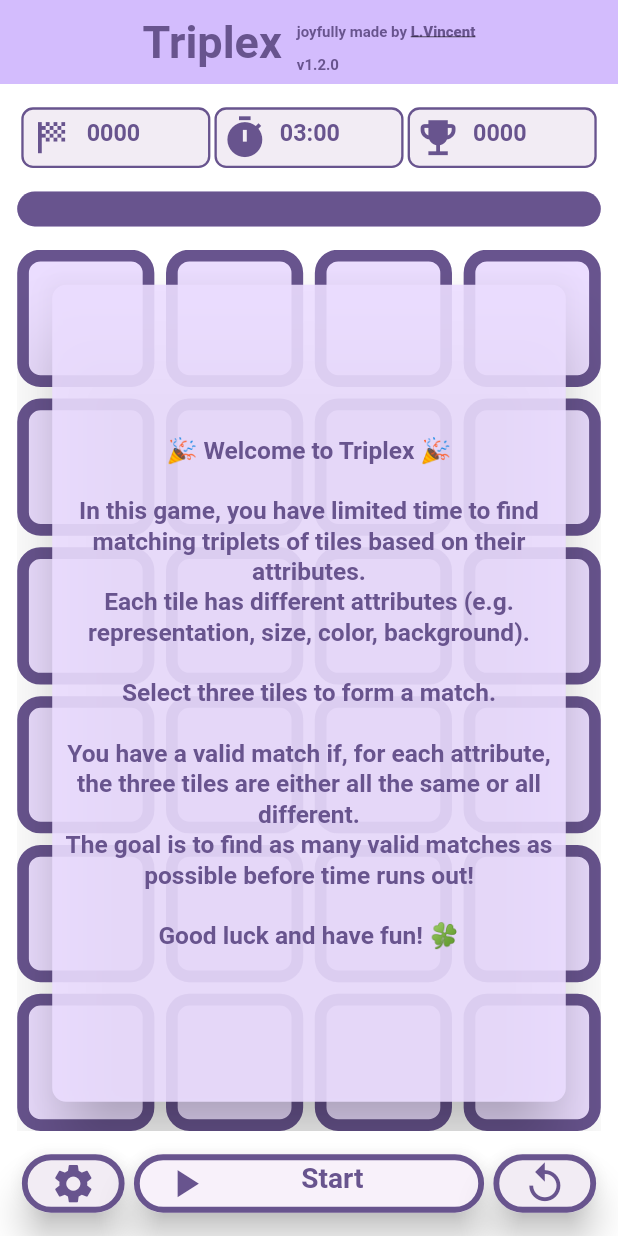
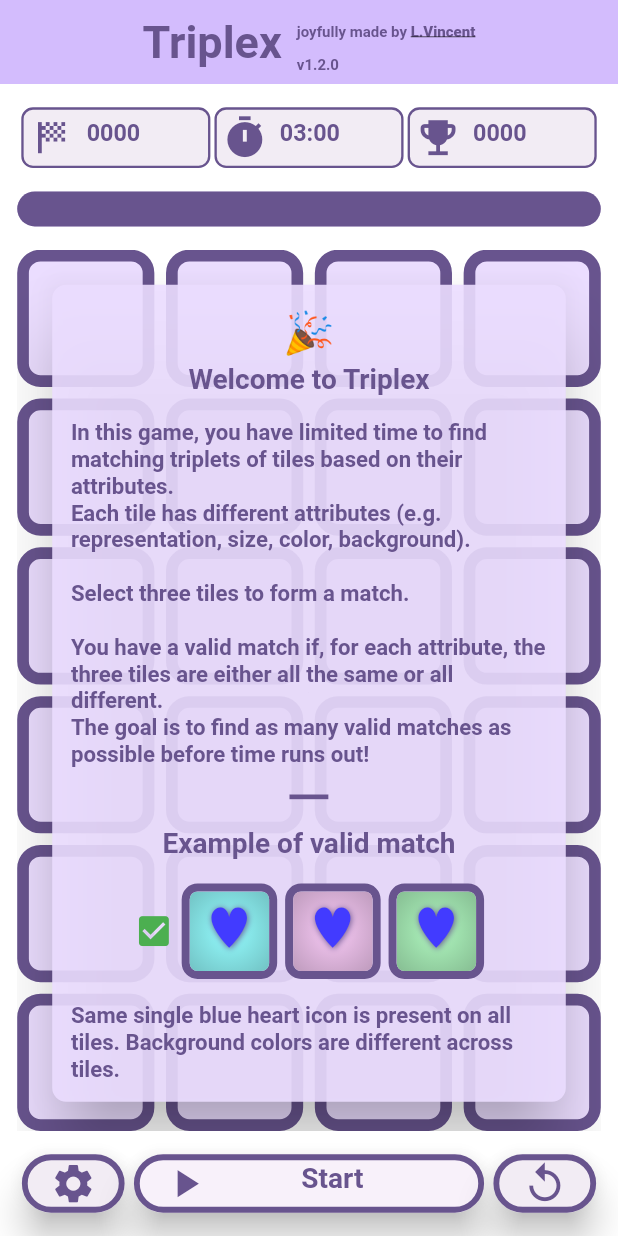
Before and after one commit to laurentxxc/flutter_triplex, a Flutter app: the screen it shows after launch, on a phone screen of 412 x 824 dp. Run offline on Flutter 3.47's test engine with Material 3 defaults, Android fonts, the light colour scheme and no system bars; our stand-ins replace audioplayers, google_fonts, package_info_plus, shared_preferences, web; missing offline and left inert: dart:js_interop; Roboto replaces fonts that are missing (Revalia).

Commit message:
Changes: * New tutorial board added fully replacing the welcome message. * Localization files updated * Pause and game board panel updated with emoji size handled separately from text

```diff
--- a/lib/homepage.dart
+++ b/lib/homepage.dart
@@ -23,6 +23,7 @@ import 'widgets/time_progress.dart';
 import 'widgets/message_board.dart';
 import 'widgets/game_title.dart';
 import 'widgets/settings_panel.dart';
+import 'widgets/tutorial_board.dart';
 
 const bool debug =
     String.fromEnvironment('DEBUG_ASSETS', defaultValue: 'false') == 'true';
@@ -64,12 +65,15 @@ enum GameState {
     buttonIcon: Icons.play_arrow,
     messageTextKey: "pauseMessage",
     buttonTextKey: "resumeButton",
+    messageId: MessageType.pause,
   ),
   gameOver(
     buttonIcon: Icons.play_arrow,
     messageTextKey: "gameOverMessage",
     messageTextAltKey: "gameOverMessageBestScore",
     buttonTextKey: "startButton",
+    messageId: MessageType.gameOver,
+    messageIdAlt: MessageType.bestScore,
   );
 
   const GameState({
@@ -77,12 +81,16 @@ enum GameState {
     required this.buttonIcon,
     required this.messageTextKey,
     this.messageTextAltKey = '',
+    this.messageId = MessageType.none,
+    this.messageIdAlt = MessageType.none,
   });
 
   final String buttonTextKey;
   final IconData buttonIcon;
   final String messageTextKey;
   final String messageTextAltKey;
+  final MessageType messageId;
+  final MessageType messageIdAlt;
 
   String getButtonText(BuildContext context) {
     final l10n = AppLocalizations.of(context)!;
@@ -95,25 +103,6 @@ enum GameState {
         return l10n.resumeButton;
       default:
         return buttonTextKey;
-    }
-  }
-
-  String getMessageText(BuildContext context, {bool useAlt = false}) {
-    final l10n = AppLocalizations.of(context)!;
-    final key = useAlt && messageTextAltKey.isNotEmpty
-        ? messageTextAltKey
-        : messageTextKey;
-    switch (key) {
-      case 'welcomeMessage':
-        return l10n.welcomeMessage;
-      case 'pauseMessage':
-        return l10n.pauseMessage;
-      case 'gameOverMessage':
-        return l10n.gameOverMessage;
-      case 'gameOverMessageBestScore':
-        return l10n.gameOverMessageBestScore;
-      default:
-        return key;
     }
   }
 }
@@ -599,15 +588,9 @@ class _MyHomePageState extends State<MyHomePage>
                       Positioned(
                         top: 0,
                         left: 0,
-                        child: TriplexBoardMessage(
-                          message: (_isTutorialOn) ?
-                            AppLocalizations.of(context)!.welcomeMessage
-                          : _gameState.getMessageText(
-                            context,
-                            useAlt: _isGameCompletedWithBestScore,
-                          ),
-                          size: const Size(500, 760),
-                        ),
+                        child: (_isTutorialOn) ?
+                        TriplexTutorial() :
+                        TriplexBoardMessage(message: _isGameCompletedWithBestScore ? _gameState.messageIdAlt : _gameState.messageId),
                       ),
                     if (_isSettingsOn)
                       Positioned(
--- a/lib/l10n/app_en.arb
+++ b/lib/l10n/app_en.arb
@@ -55,22 +55,26 @@
     "description": "Semantic label for best score indicator"
   },
 
-  "welcomeMessage": "🎉 Welcome to Triplex 🎉\n\nIn this game, you have limited time to find matching triplets of tiles based on their attributes.\nEach tile has different attributes (e.g. representation, size, color, background).\n\nSelect three tiles to form a match.\n\nYou have a valid match if, for each attribute, the three tiles are either all the same or all different.\nThe goal is to find as many valid matches as possible before time runs out!\n\nGood luck and have fun! 🍀",
-  "@welcomeMessage": {
-    "description": "Welcome message shown when game starts"
-  },
+  "tutorial_welcome":"Welcome to Triplex",
+  "tutorial_main":"In this game, you have limited time to find matching triplets of tiles based on their attributes.\nEach tile has different attributes (e.g. representation, size, color, background).\n\nSelect three tiles to form a match.\n\nYou have a valid match if, for each attribute, the three tiles are either all the same or all different.\nThe goal is to find as many valid matches as possible before time runs out!",
 
-  "pauseMessage": "The game is paused.\n\nTake a break ☕️ and resume when you're ready!",
+  "tutorial_good_title":"Example of valid match",
+  "tutorial_good_desc":"Same single blue heart icon is present on all tiles. Background colors are different across tiles.",
+  "tutorial_wrong_title":"Example of wrong match",
+  "tutorial_wrong_desc":"The middle tile representation icon (crown) is the same as left tile but different from right tile (flag). Tile representation icons must be either all the same or all different.",
+  "tutorial_final":"Good luck and have fun!",
+
+  "pauseMessage": "The game is paused.\n\nTake a break and resume when you're ready!",
   "@pauseMessage": {
     "description": "Message shown when game is paused"
   },
 
-  "gameOverMessage": "Game Over! Time's up.\n\nTry to beat your best score next time!\n\n😜",
+  "gameOverMessage": "Game Over! Time's up.\n\nTry to beat your best score next time!",
   "@gameOverMessage": {
     "description": "Message shown when game ends normally"
   },
 
-  "gameOverMessageBestScore": "Game Over! Time's up.\n\nCongratulation ! You make the best score this time.\n\n🎉",
+  "gameOverMessageBestScore": "Game Over! Time's up.\n\nCongratulation ! You make the best score this time.",
   "@gameOverMessageBestScore": {
     "description": "Message shown when game ends with new best score"
   }
--- a/lib/widgets/message_board.dart
+++ b/lib/widgets/message_board.dart
@@ -7,21 +7,106 @@
 // This file is part of Triplex, a puzzle game where players match tiles based on attributes.
 
 import 'package:flutter/material.dart';
+import 'package:triplex/generated/app_localizations.dart';
+
+const Widget coffeeLogo = Text('☕️', style: TextStyle(fontSize: 50));
+const Widget smileyLogo = Text('😜', style: TextStyle(fontSize: 50));
+const Widget winnerLogo = Text('🏆', style: TextStyle(fontSize: 50));
+const Widget vSpace = SizedBox(height:20.0);
+
+
+enum MessageType {
+  pause(
+    textId:'pauseMessage',
+    logo: coffeeLogo,
+    ),
+  gameOver(
+    textId:'gameOverMessage',
+    logo:smileyLogo
+  ),
+  bestScore(
+    textId: 'gameOverMessageBestScore',
+    logo:winnerLogo,
+  ),
+  none(
+    textId:'',
+    logo: Text('0'),
+  );
+
+  String translate(AppLocalizations l10n) {
+    switch (textId) {
+      case 'pauseMessage':
+        return l10n.pauseMessage;
+      case 'gameOverMessage':
+        return l10n.gameOverMessage;
+      case 'gameOverMessageBestScore':
+        return l10n.gameOverMessageBestScore;
+      default:
+        return 'unknown';
+    }
+  }
+
+  const MessageType({required this.textId, required this.logo});
+  final String textId;
+  final Widget logo;
+}
 
 class TriplexBoardMessage extends StatelessWidget {
-  final String message;
+  final MessageType message;
   final Size size;
+  final bool enableScrolling;
+  final bool showScrollbar;
 
-  TriplexBoardMessage({required this.message, required this.size});
+  TriplexBoardMessage({
+    required this.message,
+    this.size = const Size(500,760),
+    this.enableScrolling = false,   // default no scrolling (original behavior)
+    this.showScrollbar = true,      // default show scrollbar when scrolling
+  });
 
   @override
   Widget build(BuildContext context) {
+    final AppLocalizations l10n = AppLocalizations.of(context)!;
     final theme = Theme.of(context);
     final textStyle = theme.textTheme.displaySmall!.copyWith(
       fontSize: 21,
       color: theme.colorScheme.primary,
       fontWeight: FontWeight.bold,
     );
+
+    Widget content = Padding(
+      padding: const EdgeInsets.symmetric(horizontal: 10.0),
+      child: Column(
+        mainAxisAlignment: MainAxisAlignment.center,
+        children: [
+          Text(
+            message.translate(l10n),
+            textAlign: TextAlign.center,
+            style: textStyle,
+            softWrap: true,
+          ),
+          vSpace,
+          message.logo,
+        ],
+      ),
+    );
+
+  // Wrap with scrolling widgets if enabled
+  if (enableScrolling) {
+    content = SingleChildScrollView(
+      padding: const EdgeInsets.all(16),
+      child: content,
+    );
+
+    if (showScrollbar) {
+      content = Scrollbar(
+        thumbVisibility: true,        // Always show scrollbar thumb
+        thickness: 8,              // Scrollbar thickness
+        radius: const Radius.circular(4),  // Rounded scrollbar
+        child: content,
+      );
+    }
+  }
 
     return SizedBox(
       width: size.width,
@@ -30,9 +115,7 @@ class TriplexBoardMessage extends StatelessWidget {
         elevation: 20,
         color: theme.colorScheme.primaryContainer.withValues(alpha: 0.9),
         margin: const EdgeInsets.all(30),
-        child: Center(
-          child: Text(message, textAlign: TextAlign.center, style: textStyle, softWrap: true,),
-        ),
+        child: content,
       ),
     );
   }
--- /dev/null
+++ b/lib/widgets/tutorial_board.dart
@@ -0,0 +1,156 @@
+// Copyright (c) 2026 Laurent Vincent. All rights reserved.
+//
+// Triplex - A Flutter-based matching game.
+// Licensed under the MIT License.
+// See LICENSE file in the project root for full license text.
+//
+// This file is part of Triplex, a puzzle game where players match tiles based on attributes.
+
+import 'package:flutter/material.dart';
+import '../generated/app_localizations.dart';
+import '../tile_scheme.dart';
+import '../asset_model.dart';
+
+const Widget welcomeLogo = Text('🎉', style: TextStyle(fontSize: 35));
+const Widget luckLogo = Text('🍀', style: TextStyle(fontSize: 35));
+const Widget goodLogo = Icon(Icons.check_box, size:50, color: Colors.green);
+const Widget wrongLogo = Icon(Icons.cancel, size:50, color:Colors.red);
+const Widget vSpace = SizedBox(height:20.0);
+
+const bool enableScrolling = true;
+const bool showScrollbar = true;
+
+enum TutorialMatchSample {
+  good(
+    assets: [[1,1,1,1], [1,1,1,2], [1,1,1,3]],
+    logo: goodLogo,
+    ),
+  wrong(
+    assets: [[2,1,3,1], [2,1,1,1], [3,1,2,1]],
+    logo: wrongLogo,
+  );
+
+  const TutorialMatchSample({required this.assets, required this.logo});
+  final List<List<int>> assets;
+  final Widget logo;
+}
+
+Text getText(String text,TextStyle style, {TextAlign align = TextAlign.center}){
+  return Text(text, textAlign: align, style: style);
+}
+
+Widget getTutorialSampleView(TutorialMatchSample sample, Color borderColor) {
+  List<Widget> content = [sample.logo];
+  content.addAll(sample.assets.map(
+          (assetValues) => Container(
+            decoration: BoxDecoration(
+              borderRadius: BorderRadius.circular(20),
+              border: Border.all( color:borderColor, width: 10.0),
+            ),
+            child: ClipRRect(
+              borderRadius: BorderRadius.circular(10.0),
+              child: TileView.fromAsset(Asset(values: assetValues))),
+          )
+        ));
+
+  return SizedBox(
+    width: 300,
+    child: FittedBox(
+      fit: BoxFit.contain,
+      child: Row(
+        spacing: 10.0,
+        children: content,
+      ),
+    ),
+  );
+}
+
+
+class TriplexTutorial extends StatelessWidget {
+  final Size size;
+
+  TriplexTutorial({this.size = const Size(500,760)});
+
+  @override
+  Widget build(BuildContext context) {
+    final AppLocalizations l10n = AppLocalizations.of(context)!;
+    final theme = Theme.of(context);
+    final textStyleHead = theme.textTheme.displaySmall!.copyWith(
+      fontSize: 24,
+      color: theme.colorScheme.primary,
+      fontWeight: FontWeight.bold,
+    );
+    final textStyleCore = theme.textTheme.displaySmall!.copyWith(
+      fontSize: 19,
+      color: theme.colorScheme.primary,
+      fontWeight: FontWeight.bold,
+    );
+    final Color borderColor = theme.colorScheme.primary;
+    final Icon lineSep = Icon(Icons.horizontal_rule, size: 50, color: borderColor,);
+
+    Widget content = Column(
+      children: [
+        // welcome header
+        welcomeLogo,
+        getText(l10n.tutorial_welcome,textStyleHead),
+
+        vSpace,
+        // tutorial main
+        getText(l10n.tutorial_main, textStyleCore, align: TextAlign.left),
+
+        lineSep,
+
+        // Example good
+        getText(l10n.tutorial_good_title, textStyleHead),
+        vSpace,
+        getTutorialSampleView(TutorialMatchSample.good, borderColor),
+        vSpace,
+        getText(l10n.tutorial_good_desc, textStyleCore, align: TextAlign.left),
+
+        lineSep,
+
+        // Example wrong
+        getText(l10n.tutorial_wrong_title, textStyleHead),
+        vSpace,
+        getTutorialSampleView(TutorialMatchSample.wrong, borderColor),
+        vSpace,
+        getText(l10n.tutorial_wrong_desc, textStyleCore, align: TextAlign.left),
+
+        lineSep,
+
+        // good luck
+        getText(l10n.tutorial_final, textStyleHead),
+        vSpace,
+        luckLogo,
+      ],
+    );
+
+    // Wrap with scrolling widgets if enabled
+    if (enableScrolling) {
+      content = SingleChildScrollView(
+        primary: true,
+        padding: const EdgeInsets.all(16),
+        child: content,
+      );
+
+      if (showScrollbar) {
+        content = Scrollbar(
+          thumbVisibility: true, // Always show scrollbar thumb
+          thickness: 8, // Scrollbar thickness
+          radius: const Radius.circular(4), // Rounded scrollbar
+          child: content,
+        );
+      }
+    }
+    return SizedBox(
+      width: size.width,
+      height: size.height,
+      child: Card(
+        elevation: 20,
+        color: theme.colorScheme.primaryContainer.withValues(alpha: 0.9),
+        margin: const EdgeInsets.all(30),
+        child: content,
+      ),
+    );
+  }
+}
```
Also changed, not shown: lib/l10n/app_de.arb (+11 -7 lines), lib/l10n/app_es.arb (+11 -7 lines), lib/l10n/app_fr.arb (+11 -7 lines), lib/l10n/app_it.arb (+11 -7 lines), lib/l10n/app_pl.arb (+11 -7 lines), lib/l10n/app_pt.arb (+11 -7 lines), lib/l10n/app_ru.arb (+11 -7 lines), lib/l10n/app_uk.arb (+11 -7 lines), lib/generated/app_localizations.dart, lib/generated/app_localizations_de.dart, lib/generated/app_localizations_en.dart, lib/generated/app_localizations_es.dart, lib/generated/app_localizations_fr.dart, lib/generated/app_localizations_it.dart, 4 more files.
